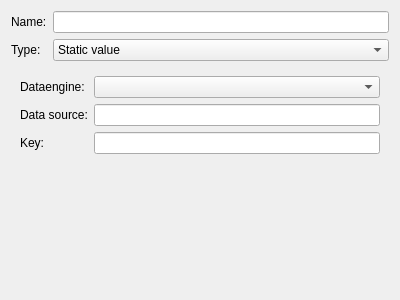
Qt form plugins/Commands/Dialog/createboundvalue.ui (KDE/simon) before a commit.
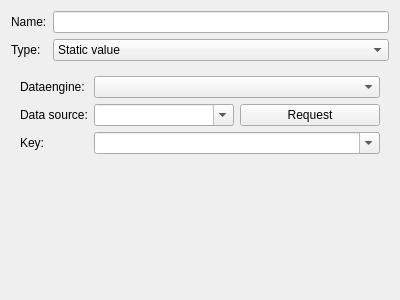
The same form after that commit. The open tabs and pages were chosen to show the change. Custom widgets are drawn as their Qt base class.

What changed in the file:
```diff
--- a/plugins/Commands/Dialog/createboundvalue.ui
+++ b/plugins/Commands/Dialog/createboundvalue.ui
@@ -45,11 +45,6 @@
          <string>QtScript</string>
         </property>
        </item>
-       <item>
-        <property name="text">
-         <string>Plasma data engine</string>
-        </property>
-       </item>
       </widget>
      </item>
     </layout>
@@ -100,28 +95,53 @@
          </property>
         </widget>
        </item>
-       <item row="0" column="1">
-        <widget class="QComboBox" name="cbDataEngine"/>
-       </item>
-       <item row="1" column="0">
+       <item row="2" column="0">
         <widget class="QLabel" name="label_6">
          <property name="text">
           <string>Data source:</string>
          </property>
         </widget>
        </item>
-       <item row="1" column="1">
-        <widget class="QLineEdit" name="leDataSource"/>
+       <item row="2" column="1">
+        <layout class="QHBoxLayout" name="horizontalLayout">
+         <item>
+          <widget class="KComboBox" name="cbDataSource">
+           <property name="editable">
+            <bool>true</bool>
+           </property>
+           <property name="autoCompletion">
+            <bool>false</bool>
+           </property>
+          </widget>
+         </item>
+         <item>
+          <widget class="KPushButton" name="pbRequest">
+           <property name="text">
+            <string>Request</string>
+           </property>
+          </widget>
+         </item>
+        </layout>
        </item>
-       <item row="2" column="0">
+       <item row="3" column="0">
         <widget class="QLabel" name="label_7">
          <property name="text">
           <string>Key:</string>
          </property>
         </widget>
        </item>
-       <item row="2" column="1">
-        <widget class="QLineEdit" name="leKey"/>
+       <item row="3" column="1">
+        <widget class="KComboBox" name="cbKey">
+         <property name="editable">
+          <bool>true</bool>
+         </property>
+         <property name="autoCompletion">
+          <bool>false</bool>
+         </property>
+        </widget>
+       </item>
+       <item row="0" column="1">
+        <widget class="KComboBox" name="cbDataEngine"/>
        </item>
       </layout>
      </widget>
@@ -130,11 +150,21 @@
   </layout>
  </widget>
  <customwidgets>
+  <customwidget>
+   <class>KPushButton</class>
+   <extends>QPushButton</extends>
+   <header>kpushbutton.h</header>
+  </customwidget>
   <customwidget>
    <class>KLineEdit</class>
    <extends>QLineEdit</extends>
    <header>klineedit.h</header>
   </customwidget>
+  <customwidget>
+   <class>KComboBox</class>
+   <extends>QComboBox</extends>
+   <header>kcombobox.h</header>
+  </customwidget>
   <customwidget>
    <class>KTextEdit</class>
    <extends>QTextEdit</extends>
```
Left out of the diff: 16 changed lines with no effect on the pictures.
